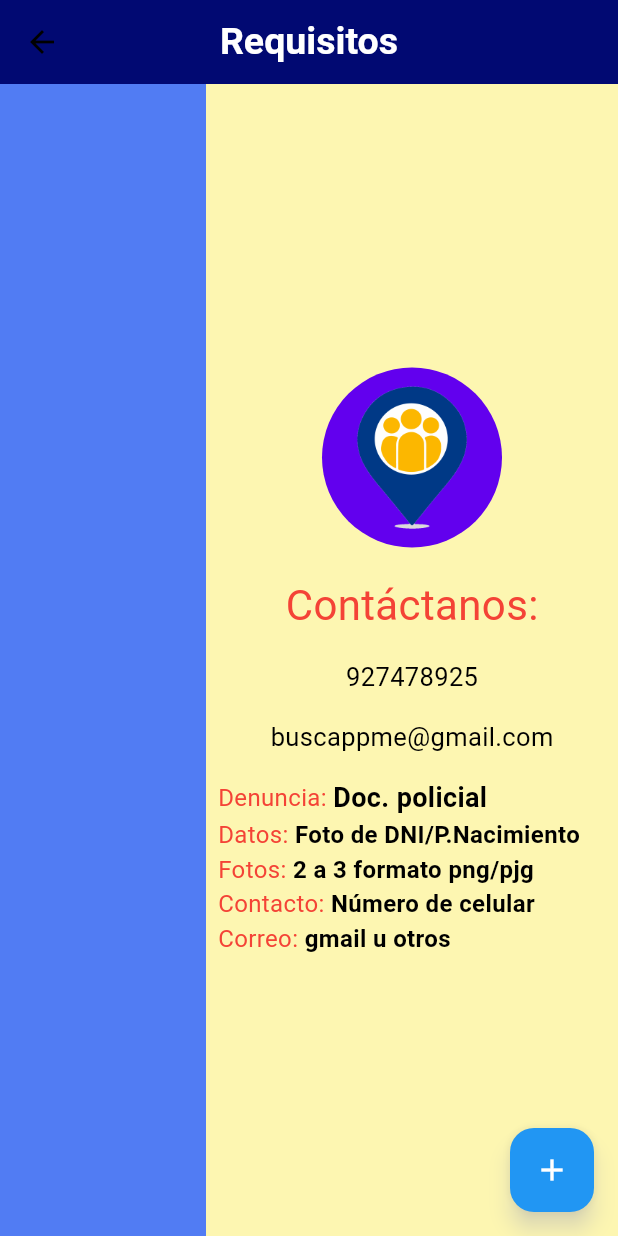
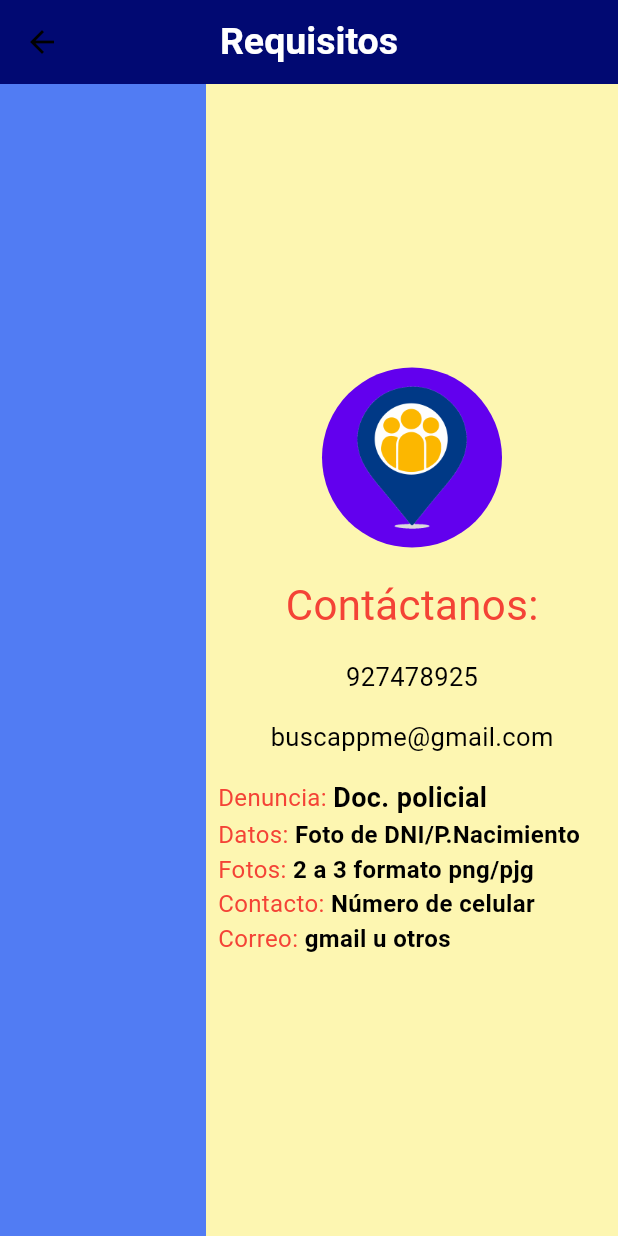
Before and after one commit to redlein/buscappme2, a Flutter app: the contactoScreen screen opened by its route, on a phone screen of 412 x 824 dp. Run offline on Flutter 3.47's test engine with Material 2 defaults, Android fonts, the phone set to English and light mode, and no system bars; our stand-ins replace flutter_secure_storage, font_awesome_flutter, google_fonts, google_mobile_ads, image_picker, lottie and 3 more; accounts and stored records are empty; network calls fail.

Commit message:
se quito botón flotante de contacto

```diff
--- a/lib/Pages/contactoscreen.dart
+++ b/lib/Pages/contactoscreen.dart
@@ -197,13 +197,6 @@ class _contactoScreenState extends State<contactoScreen> {
           )
         ],
       ),
-      floatingActionButton: FloatingActionButton(
-        onPressed: () {
-          Navigator.pushReplacementNamed(context, MyRoutes.rPUBLICARBUSQUEDA);
-        },
-        backgroundColor: Colors.blue,
-        child: const Icon(Icons.add),
-      ),
     );
   }
 }
```
